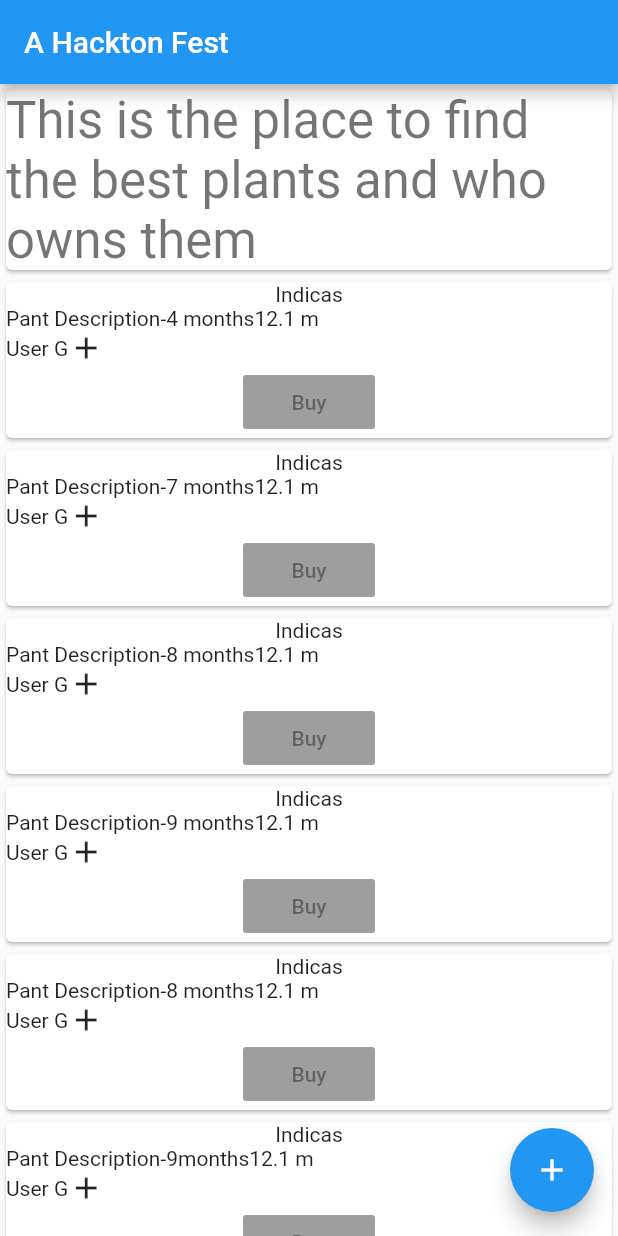
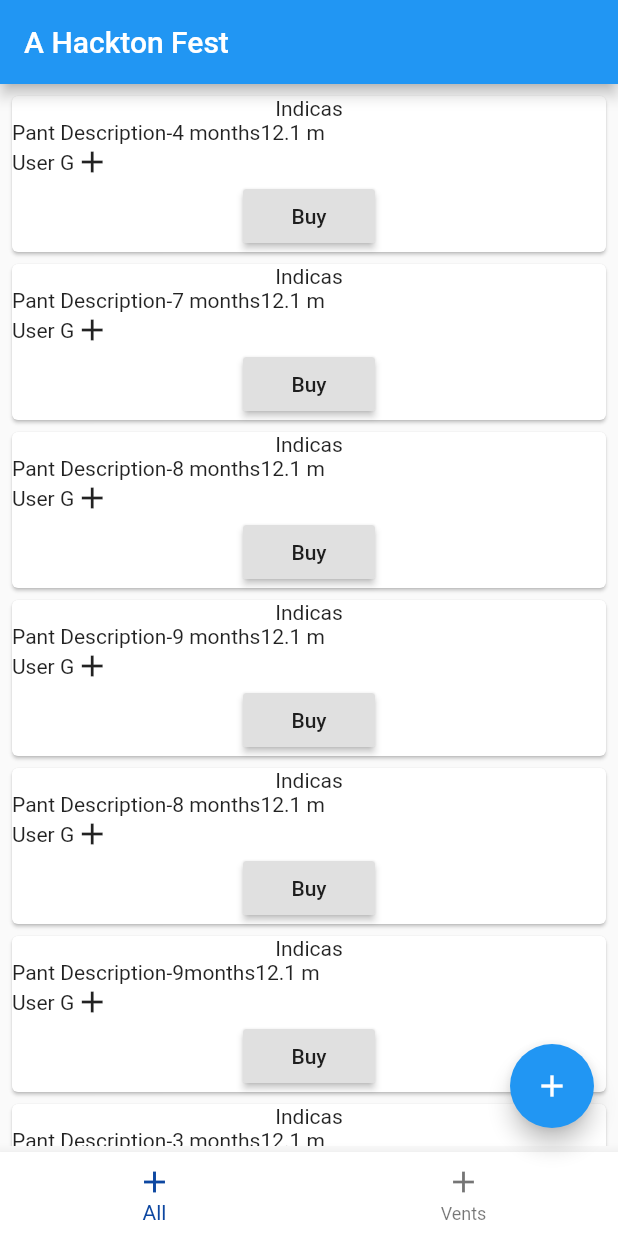
Before and after one commit to primeKal/hacktonteam12, a Flutter app: the screen it shows after launch, on a phone screen of 412 x 824 dp. Run offline on Flutter 3.47's test engine with Material 2 defaults, Android fonts, the phone set to English and light mode, and no system bars.

Commit message:
Some changes like bottomnav drawer and description page

```diff
--- /dev/null
+++ b/lib/Pages/DummyDescriptionPage.dart
@@ -0,0 +1,21 @@
+import 'package:flutter/material.dart';
+class DummyPage extends StatefulWidget {
+  @override
+  _DummyPageState createState() => _DummyPageState();
+}
+
+class _DummyPageState extends State<DummyPage> {
+  @override
+  Widget build(BuildContext context) {
+    return Scaffold(
+      appBar: AppBar(
+        title: Text('Description'),
+      ),
+      body: Center(
+        child: Column(
+          children: [Text('Hello'),Text('his is where the descritpion goes')],
+        ),
+      ),
+    );
+  }
+}
--- /dev/null
+++ b/lib/Pages/MyHomePage.dart
@@ -0,0 +1,151 @@
+import 'package:flutter/cupertino.dart';
+import 'package:flutter/material.dart';
+import 'package:hacktonteam12/Dummy/dummycontent.dart';
+import 'package:hacktonteam12/Pages/DummyDescriptionPage.dart';
+import 'package:hacktonteam12/util/utility.dart';
+
+import 'AddPlantPage.dart';
+
+
+
+class MyHomePage extends StatefulWidget {
+  MyHomePage({Key key, this.title}) : super(key: key);
+
+  final String title;
+
+  @override
+  _MyHomePageState createState() => _MyHomePageState();
+}
+
+class _MyHomePageState extends State<MyHomePage> {
+  int _selectedIndex = 0;
+  List<Dummy> myDummy=Utility.getData();
+  List<Widget>  _widgetOptions;
+
+  @override
+  Widget build(BuildContext context) {
+    //  here make the change to mysql or firebase o get all plants, change myDummy
+    getsubpages();
+    return Scaffold(
+      appBar: AppBar(
+        // Here we take the value from the MyHomePage object that was created by
+        // the App.build method, and use it to set our appbar title.
+        title: Text(widget.title),
+      ),
+      body: Center(
+        // Center is a layout widget. It takes a single child and positions it
+        // in the middle of the parent.
+        child: _widgetOptions.elementAt(_selectedIndex),
+      ),
+      floatingActionButton: FloatingActionButton(
+          onPressed: (){
+            Navigator.push(context,MaterialPageRoute(builder: (context)=>AddPlantPage()));
+          },
+          tooltip: 'Increment',
+          child: Icon(Icons.add)
+      ),
+      bottomNavigationBar: BottomNavigationBar(
+        backgroundColor: Colors.white,
+        currentIndex: _selectedIndex,
+        selectedItemColor: Colors.blue[900],
+        onTap: _onItemTapped,
+        items: const <BottomNavigationBarItem>[
+          BottomNavigationBarItem(
+            title: Text('All'),
+            backgroundColor: Colors.white,
+            icon:Icon(Icons.add),
+          ),
+          BottomNavigationBarItem(
+              title: Text('Vents'),
+              backgroundColor: Colors.white,
+              icon:Icon(Icons.add)
+          ),
+        ],
+      ),// This trailing comma makes auto-formatting nicer for build methods.
+    );
+  }
+
+  void getsubpages() {
+    _widgetOptions= <Widget>[
+      Container(
+        padding: EdgeInsets.all(4),
+        child: ListView(
+          children:myDummy.map((e) => PlantCard(e)).toList() ,
+        ),
+      ),
+      Container(
+        child: ListView(
+          children: myDummy.map((e) => RankingCard(e)).toList(),
+        ),
+      ),
+    ];
+  }
+
+
+  void _onItemTapped(int value) {
+    setState(() {
+      _selectedIndex=value;
+    });
+  }
+
+
+  Card PlantCard(Dummy d) {
+    return Card(
+      child: InkWell(
+        onTap: (){
+          Navigator.push(context,MaterialPageRoute(builder: (context)=>DummyPage()));
+        },
+        child: Column(
+          children: [
+            Center(
+                child:Text(d.name)
+            ),
+            Row(
+              children: [
+                Text("Pant Description-"),Text(d.age + d.height)],
+            ),
+            Row(
+              children: [Text(d.owner),Icon(Icons.add)],
+            ),
+            RaisedButton(
+              child: Text("Buy"),
+              onPressed: (){
+                //go to telegram
+              },
+            ),  //here we can make the call to individual
+          ],
+        ),
+      ),
+    );
+  }
+
+  Card RankingCard(Dummy d) {
+    return Card(
+      child: InkWell(
+        onTap: (){
+          Navigator.push(context,MaterialPageRoute(builder: (context)=>DummyPage()));
+        },
+        child: Column(
+          children: [
+            Center(
+                child:Text(d.name)
+            ),
+            Row(
+              children: [
+                Text("Pant Description-"),Text(d.age + d.height)],
+            ),
+            Row(
+              children: [Text(d.owner),Icon(Icons.add),Text("RANKING-4")],
+            ),
+            RaisedButton(
+              child: Text("Buy"),
+              onPressed: (){
+                //go to telegram
+              },
+            ),  //here we can make the call to individual
+          ],
+        ),
+      ),
+    );
+  }
+}
--- a/lib/main.dart
+++ b/lib/main.dart
@@ -3,6 +3,7 @@ import 'package:hacktonteam12/util/utility.dart';
 
 import 'Dummy/dummycontent.dart';
 import 'Pages/AddPlantPage.dart';
+import 'Pages/MyHomePage.dart';
 
 void main() {
   runApp(MyApp());
@@ -14,126 +15,10 @@ class MyApp extends StatelessWidget {
     return MaterialApp(
       title: 'Flutter Demo',
       theme: ThemeData(
-        // This is the theme of your application.
-        //
-        // Try running your application with "flutter run". You'll see the
-        // application has a blue toolbar. Then, without quitting the app, try
-        // changing the primarySwatch below to Colors.green and then invoke
-        // "hot reload" (press "r" in the console where you ran "flutter run",
-        // or simply save your changes to "hot reload" in a Flutter IDE).
-        // Notice that the counter didn't reset back to zero; the application
-        // is not restarted.
         primarySwatch: Colors.blue,
-        // This makes the visual density adapt to the platform that you run
-        // the app on. For desktop platforms, the controls will be smaller and
-        // closer together (more dense) than on mobile platforms.
         visualDensity: VisualDensity.adaptivePlatformDensity,
       ),
       home: MyHomePage(title: 'A Hackton Fest'),
     );
   }
 }
-
-class MyHomePage extends StatefulWidget {
-  MyHomePage({Key key, this.title}) : super(key: key);
-
-
-  // This widget is the home page of your application. It is stateful, meaning
-  // that it has a State object (defined below) that contains fields that affect
-  // how it looks.
-
-
-  // This class is the configuration for the state. It holds the values (in this
-  // case the title) provided by the parent (in this case the App widget) and
-  // used by the build method of the State. Fields in a Widget subclass are
-  // always marked "final".
-
-  final String title;
-
-  @override
-  _MyHomePageState createState() => _MyHomePageState();
-}
-
-class _MyHomePageState extends State<MyHomePage> {
-
-  List<Dummy> myDummy;
-  @override
-  Widget build(BuildContext context) {
-    //  here make the change to mysql or firebase o get all plants
-    setState(() {
-     myDummy=Utility.getData();
-    });
-    return Scaffold(
-      appBar: AppBar(
-        // Here we take the value from the MyHomePage object that was created by
-        // the App.build method, and use it to set our appbar title.
-        title: Text(widget.title),
-      ),
-      body: Center(
-        // Center is a layout widget. It takes a single child and positions it
-        // in the middle of the parent.
-        child: Column(
-          // Column is also a layout widget. It takes a list of children and
-          // arranges them vertically. By default, it sizes itself to fit its
-          // children horizontally, and tries to be as tall as its parent.
-          //
-          // Invoke "debug painting" (press "p" in the console, choose the
-          // "Toggle Debug Paint" action from the Flutter Inspector in Android
-          // Studio, or the "Toggle Debug Paint" command in Visual Studio Code)
-          // to see the wireframe for each widget.
-          //
-          // Column has various properties to control how it sizes itself and
-          // how it positions its children. Here we use mainAxisAlignment to
-          // center the children vertically; the main axis here is the vertical
-          // axis because Columns are vertical (the cross axis would be
-          // horizontal).
-          mainAxisAlignment: MainAxisAlignment.center,
-          children: <Widget>[
-            Card(
-              child: Text(
-                'This is the place to find the best plants and who owns them',
-                style: Theme.of(context).textTheme.headline4,
-              ),
-            ),
-            Column(
-              mainAxisAlignment: MainAxisAlignment.start,
-              crossAxisAlignment: CrossAxisAlignment.stretch,
-              children:myDummy.map((e) => PlantCard(e)).toList() ,
-            )
-          ],
-        ),
-      ),
-      floatingActionButton: FloatingActionButton(
-        onPressed: (){
-          Navigator.push(context,MaterialPageRoute(builder: (context)=>AddPlantPage()));
-        },
-        tooltip: 'Increment',
-        child: Icon(Icons.add),
-      ), // This trailing comma makes auto-formatting nicer for build methods.
-    );
-  }
-
-  Card PlantCard(Dummy d) {
-    return Card(
-      child: InkWell(
-        child: Column(
-          children: [
-            Center(
-                child:Text(d.name)
-            ),
-            Row(
-              children: [
-                Text("Pant Description-"),Text(d.age + d.height)],
-            ),
-            Row(
-              children: [Text(d.owner),Icon(Icons.add)],
-            ),
-            RaisedButton(
-                child: Text("Buy")
-            ),  //here we can make the call to individual
-          ],
-        ),
-      ),
-    );
-  }
-}
```
